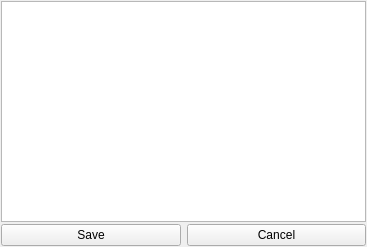
This is hBBr/Editor/DirtyAssetsManager.ui in hbbwang/HBBr as Qt 5 draws it before an edit. The edited form follows.
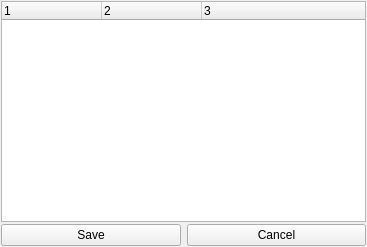
This is the edited form.

Diff of the .ui file:
```diff
--- a/hBBr/Editor/DirtyAssetsManager.ui
+++ b/hBBr/Editor/DirtyAssetsManager.ui
@@ -13,7 +13,7 @@
   <property name="windowTitle">
    <string>DirtyAssetsManager</string>
   </property>
-  <layout class="QVBoxLayout" name="verticalLayout" stretch="10,0">
+  <layout class="QVBoxLayout" name="verticalLayout" stretch="0,0">
    <property name="spacing">
     <number>2</number>
    </property>
@@ -30,19 +30,25 @@
     <number>1</number>
    </property>
    <item>
-    <widget class="QTreeView" name="treeView">
-     <property name="editTriggers">
-      <set>QAbstractItemView::NoEditTriggers</set>
+    <widget class="QTreeWidget" name="treeWidget">
+     <property name="columnCount">
+      <number>3</number>
      </property>
-     <property name="selectionMode">
-      <enum>QAbstractItemView::ExtendedSelection</enum>
-     </property>
-     <property name="uniformRowHeights">
-      <bool>true</bool>
-     </property>
-     <property name="expandsOnDoubleClick">
-      <bool>false</bool>
-     </property>
+     <column>
+      <property name="text">
+       <string notr="true">1</string>
+      </property>
+     </column>
+     <column>
+      <property name="text">
+       <string notr="true">2</string>
+      </property>
+     </column>
+     <column>
+      <property name="text">
+       <string notr="true">3</string>
+      </property>
+     </column>
     </widget>
    </item>
    <item>
```
